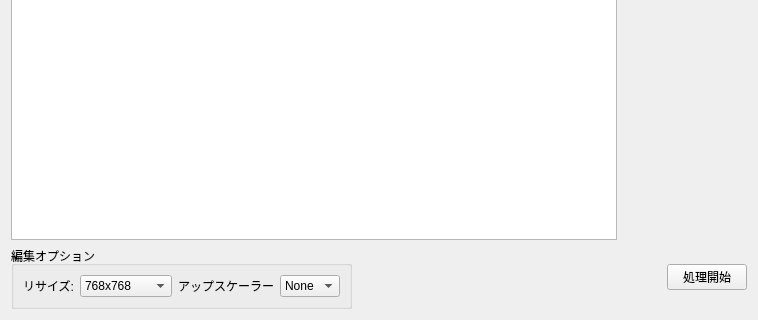
The window that src/lorairo/gui/designer/ImageEditWidget.ui (NEXTAltair/LoRAIro) describes before a commit, drawn with Qt 5; both pictures show x 0 to 758 and y 461 to 781 of the 758 by 781 pixel window.
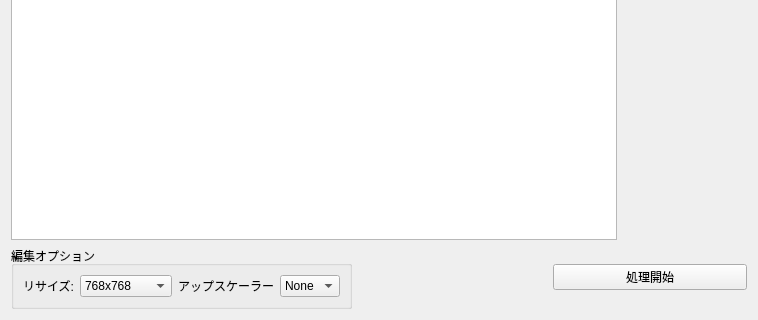
The same window after the commit. Custom widgets are drawn as their Qt base class.

Patch:
```diff
--- a/src/lorairo/gui/designer/ImageEditWidget.ui
+++ b/src/lorairo/gui/designer/ImageEditWidget.ui
@@ -156,6 +156,12 @@
           <property name="text">
            <string>リサイズ:</string>
           </property>
+          <property name="sizePolicy">
+           <sizepolicy hsizetype="Preferred" vsizetype="Fixed">
+            <horstretch>0</horstretch>
+            <verstretch>0</verstretch>
+           </sizepolicy>
+          </property>
          </widget>
         </item>
         <item>
@@ -177,6 +183,12 @@
           <property name="text">
            <string>アップスケーラー</string>
           </property>
+          <property name="sizePolicy">
+           <sizepolicy hsizetype="Preferred" vsizetype="Fixed">
+            <horstretch>0</horstretch>
+            <verstretch>0</verstretch>
+           </sizepolicy>
+          </property>
          </widget>
         </item>
         <item>
@@ -212,6 +224,12 @@
        <property name="text">
         <string>処理開始</string>
        </property>
+       <property name="sizePolicy">
+        <sizepolicy hsizetype="Expanding" vsizetype="Fixed">
+         <horstretch>0</horstretch>
+         <verstretch>0</verstretch>
+        </sizepolicy>
+       </property>
       </widget>
      </item>
     </layout>
```
Left out of the diff: 18 changed lines with no effect on the pictures.
